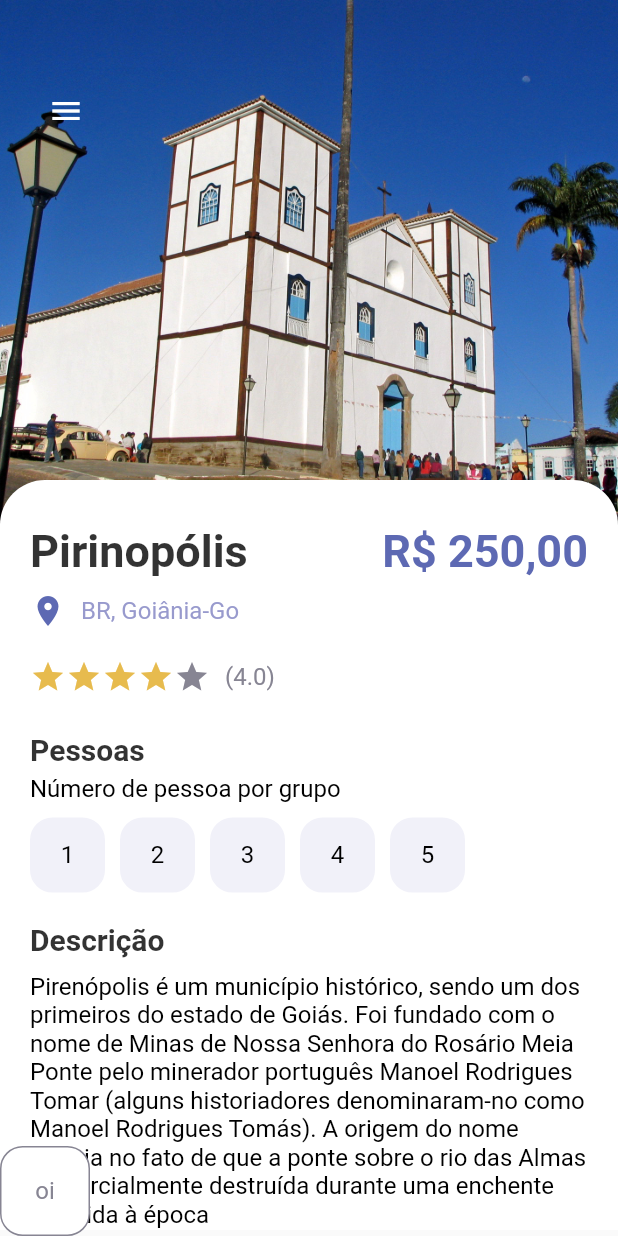
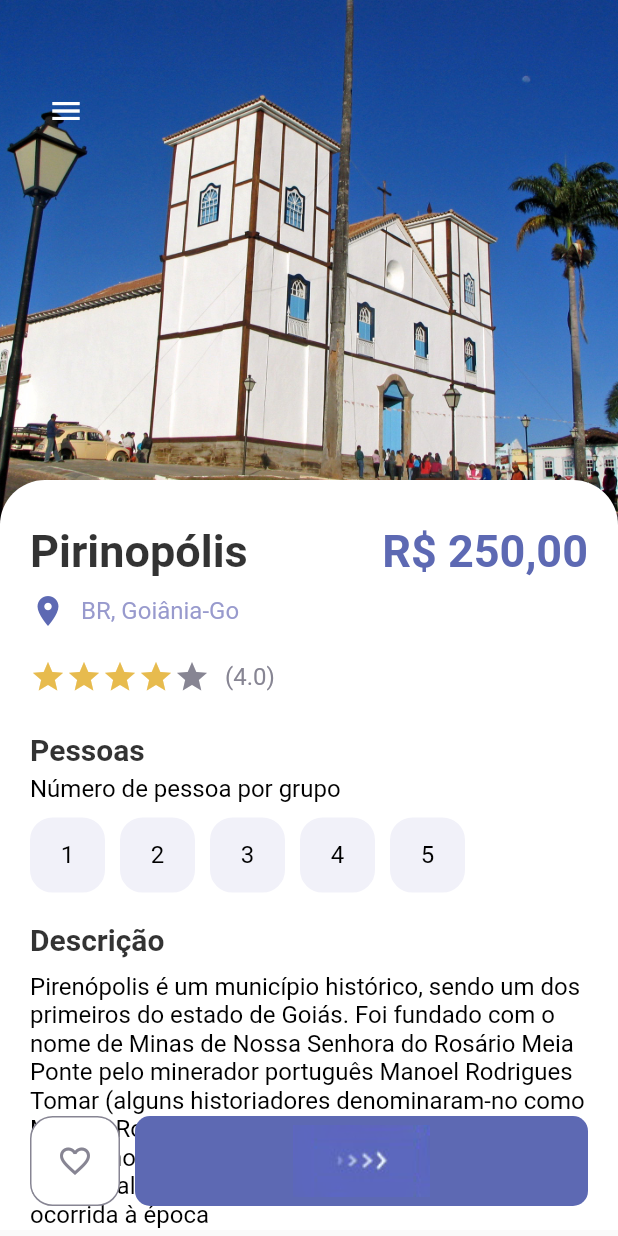
Before and after one commit to emilson-silva/flutter_cubit, a Flutter app: the screen it shows after launch, on a phone screen of 412 x 824 dp. Run offline on Flutter 3.47's test engine with Material 2 defaults, Android fonts, the light colour scheme and no system bars.

Commit message:
Responsive button flexible

```diff
--- a/lib/pages/detail_page.dart
+++ b/lib/pages/detail_page.dart
@@ -3,6 +3,7 @@ import 'package:flutter_cubit/constants/colors.dart';
 import 'package:flutter_cubit/widgets/app_large_text.dart';
 import 'package:flutter_cubit/widgets/app_text.dart';
 import 'package:flutter_cubit/widgets/appbuttons.dart';
+import 'package:flutter_cubit/widgets/responsive_button.dart';
 
 class DetailPage extends StatefulWidget {
   const DetailPage({Key? key}) : super(key: key);
@@ -165,7 +166,9 @@ class _DetailPageState extends State<DetailPage> {
               ),
             ),
             Positioned(
-              bottom: 0,
+              bottom: 20,
+              left: 20,
+              right: 20,
               child: Row(
                 children: [
                   AppButtons(
@@ -173,6 +176,12 @@ class _DetailPageState extends State<DetailPage> {
                     backgroundColor: Colors.white,
                     borderColor: AppColors.textColor2,
                     size: 60,
+                    isIcon: true,
+                    icon: Icons.favorite_border,
+                  ),
+                  const SizedBox(width: 10),
+                  ResponsiveButton(
+                    isResponsive: true,
                   ),
                 ],
               ),
--- a/lib/widgets/responsive_button.dart
+++ b/lib/widgets/responsive_button.dart
@@ -11,7 +11,9 @@ class ResponsiveButton extends StatelessWidget {
 
   @override
   Widget build(BuildContext context) {
-    return Container(
+    return Flexible(
+      flex: 2,
+      child: Container(
         width: width,
         height: 60,
         decoration: BoxDecoration(
@@ -24,6 +26,7 @@ class ResponsiveButton extends StatelessWidget {
             Image.asset("img/button-one.png"),
           ],
         ),
+      ),
     );
   }
 }
```
Lines whose indentation alone changed are shown as unchanged.
